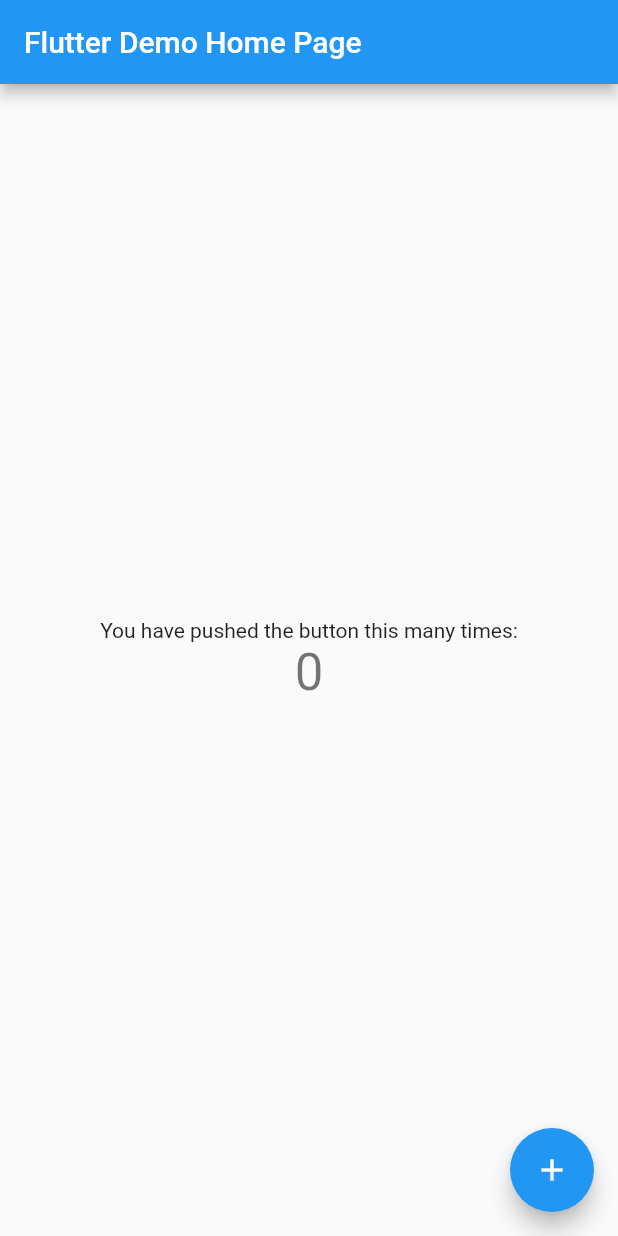
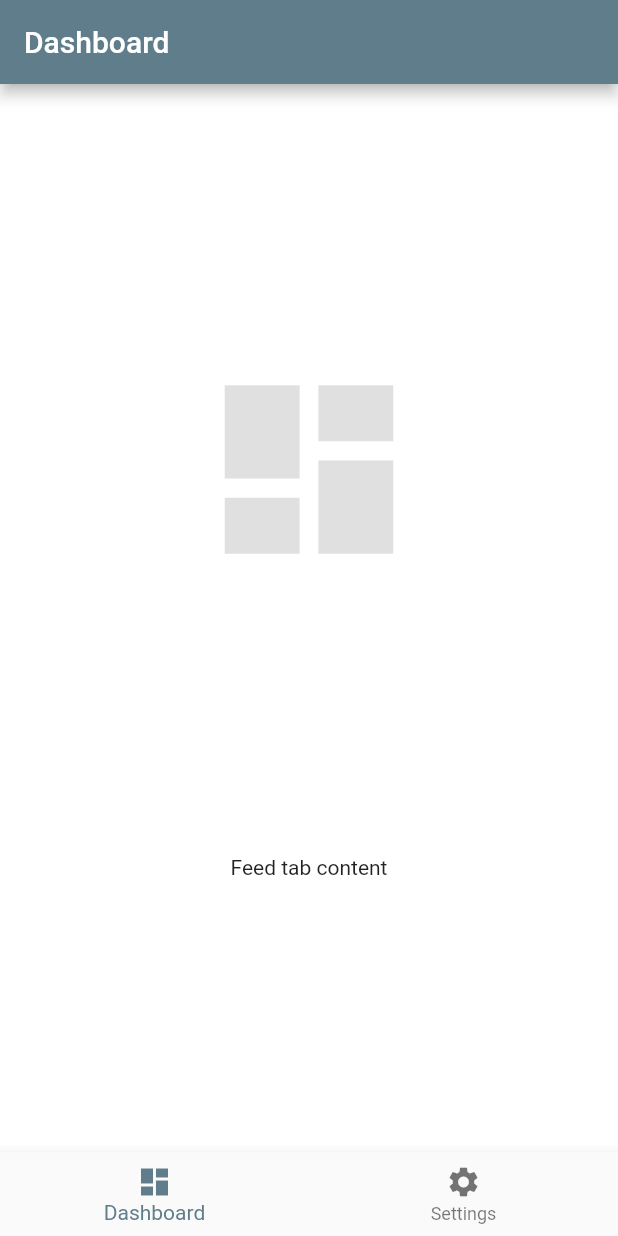
Before and after one commit to NehaDhanwani/KnowYourRights, a Flutter app: the screen it shows after launch, on a phone screen of 412 x 824 dp. Run offline on Flutter 3.47's test engine with Material 2 defaults, Android fonts, the phone set to English and light mode, and no system bars; our stand-ins replace google_sign_in.

Commit message:
Added bottom Tabs

```diff
--- a/Source/App/know_your_rights/lib/main.dart
+++ b/Source/App/know_your_rights/lib/main.dart
@@ -1,109 +1,120 @@
 import 'package:flutter/material.dart';
+import 'package:flutter/cupertino.dart';
+import './tabs/feed.dart' as _firstTab;
+import './tabs/profile.dart' as _secondTab;
 
-void main() => runApp(new MyApp());
+void main() => runApp(new MaterialApp(
+  title: 'Flutter Starter',
+  theme: new ThemeData(
+      primarySwatch: Colors.blueGrey,
+      scaffoldBackgroundColor: Colors.white,
+      primaryColor: Colors.blueGrey, backgroundColor: Colors.white
+  ),
+  home: new Tabs(),
+));
 
-class MyApp extends StatelessWidget {
-  // This widget is the root of your application.
+class Tabs extends StatefulWidget {
   @override
-  Widget build(BuildContext context) {
-    return new MaterialApp(
-      title: 'Flutter Demo',
-      theme: new ThemeData(
-        // This is the theme of your application.
-        //
-        // Try running your application with "flutter run". You'll see the
-        // application has a blue toolbar. Then, without quitting the app, try
-        // changing the primarySwatch below to Colors.green and then invoke
-        // "hot reload" (press "r" in the console where you ran "flutter run",
-        // or press Run > Flutter Hot Reload in IntelliJ). Notice that the
-        // counter didn't reset back to zero; the application is not restarted.
-        primarySwatch: Colors.blue,
+  TabsState createState() => new TabsState();
+}
+
+class TabsState extends State<Tabs> {
+
+  PageController _tabController;
+
+  var _title_app = null;
+  int _tab = 0;
+
+  @override
+  void initState() {
+    super.initState();
+    _tabController = new PageController();
+    this._title_app = TabItems[0].title;
+  }
+
+  @override
+  void dispose(){
+    super.dispose();
+    _tabController.dispose();
+  }
+
+  @override
+  Widget build (BuildContext context) => new Scaffold(
+
+    //App Bar
+      appBar: new AppBar(
+        title: new Text(
+          _title_app,
+          style: new TextStyle(
+            fontSize: Theme.of(context).platform == TargetPlatform.iOS ? 17.0 : 20.0,
+          ),
+        ),
+        elevation: Theme.of(context).platform == TargetPlatform.iOS ? 0.0 : 4.0,
       ),
-      home: new MyHomePage(title: 'Flutter Demo Home Page'),
-    );
+
+      //Content of tabs
+      body: new PageView(
+        controller: _tabController,
+        onPageChanged: onTabChanged,
+        children: <Widget>[
+          new _firstTab.Feed(),
+          new _secondTab.Profile(),
+        ],
+      ),
+
+      //Tabs
+      bottomNavigationBar: Theme.of(context).platform == TargetPlatform.iOS ?
+      new CupertinoTabBar(
+        activeColor: Colors.blueGrey,
+        currentIndex: _tab,
+        onTap: onTap,
+        items: TabItems.map((TabItem) {
+          return new BottomNavigationBarItem(
+            title: new Text(TabItem.title),
+            icon: new Icon(TabItem.icon),
+          );
+        }).toList(),
+      ):
+      new BottomNavigationBar(
+        currentIndex: _tab,
+        onTap: onTap,
+        items: TabItems.map((TabItem) {
+          return new BottomNavigationBarItem(
+            title: new Text(TabItem.title),
+            icon: new Icon(TabItem.icon),
+          );
+        }).toList(),
+      ),
+  );
+
+  void onTap(int tab){
+    _tabController.jumpToPage(tab);
+  }
+
+  void onTabChanged(int tab) {
+    setState((){
+      this._tab = tab;
+    });
+
+    switch (tab) {
+      case 0:
+        this._title_app = TabItems[0].title;
+        break;
+
+      case 1:
+        this._title_app = TabItems[1].title;
+        break;
+    }
   }
 }
 
-class MyHomePage extends StatefulWidget {
-  MyHomePage({Key key, this.title}) : super(key: key);
-
-  // This widget is the home page of your application. It is stateful, meaning
-  // that it has a State object (defined below) that contains fields that affect
-  // how it looks.
-
-  // This class is the configuration for the state. It holds the values (in this
-  // case the title) provided by the parent (in this case the App widget) and
-  // used by the build method of the State. Fields in a Widget subclass are
-  // always marked "final".
-
+class TabItem {
+  const TabItem({ this.title, this.icon });
   final String title;
-
-  @override
-  _MyHomePageState createState() => new _MyHomePageState();
+  final IconData icon;
 }
 
-class _MyHomePageState extends State<MyHomePage> {
-  int _counter = 0;
-
-  void _incrementCounter() {
-    setState(() {
-      // This call to setState tells the Flutter framework that something has
-      // changed in this State, which causes it to rerun the build method below
-      // so that the display can reflect the updated values. If we changed
-      // _counter without calling setState(), then the build method would not be
-      // called again, and so nothing would appear to happen.
-      _counter++;
-    });
-  }
-
-  @override
-  Widget build(BuildContext context) {
-    // This method is rerun every time setState is called, for instance as done
-    // by the _incrementCounter method above.
-    //
-    // The Flutter framework has been optimized to make rerunning build methods
-    // fast, so that you can just rebuild anything that needs updating rather
-    // than having to individually change instances of widgets.
-    return new Scaffold(
-      appBar: new AppBar(
-        // Here we take the value from the MyHomePage object that was created by
-        // the App.build method, and use it to set our appbar title.
-        title: new Text(widget.title),
-      ),
-      body: new Center(
-        // Center is a layout widget. It takes a single child and positions it
-        // in the middle of the parent.
-        child: new Column(
-          // Column is also layout widget. It takes a list of children and
-          // arranges them vertically. By default, it sizes itself to fit its
-          // children horizontally, and tries to be as tall as its parent.
-          //
-          // Invoke "debug paint" (press "p" in the console where you ran
-          // "flutter run", or select "Toggle Debug Paint" from the Flutter tool
-          // window in IntelliJ) to see the wireframe for each widget.
-          //
-          // Column has various properties to control how it sizes itself and
-          // how it positions its children. Here we use mainAxisAlignment to
-          // center the children vertically; the main axis here is the vertical
-          // axis because Columns are vertical (the cross axis would be
-          // horizontal).
-          mainAxisAlignment: MainAxisAlignment.center,
-          children: <Widget>[
-            new Text(
-              'You have pushed the button this many times:',
-            ),
-            new Text(
-              '$_counter',
-              style: Theme.of(context).textTheme.display1,
-            ),
-          ],
-        ),
-      ),
-      floatingActionButton: new FloatingActionButton(
-        onPressed: _incrementCounter,
-        tooltip: 'Increment',
-        child: new Icon(Icons.add),
-      ), // This trailing comma makes auto-formatting nicer for build methods.
-    );
-  }
-}
+const List<TabItem> TabItems = const <TabItem>[
+  const TabItem(title: 'Dashboard', icon: Icons.dashboard),
+  const TabItem(title: 'Settings', icon: Icons.settings)
+];
--- /dev/null
+++ b/Source/App/know_your_rights/lib/tabs/feed.dart
@@ -0,0 +1,19 @@
+import 'package:flutter/material.dart';
+
+class Feed extends StatelessWidget {
+  @override
+  Widget build(BuildContext context) => new Container(
+    child: new Column(
+        crossAxisAlignment: CrossAxisAlignment.center,
+        mainAxisAlignment: MainAxisAlignment.spaceEvenly,
+        children: <Widget>[
+          new Icon(
+              Icons.dashboard,
+              size: 150.0,
+              color: Colors.black12
+          ),
+          new Text('Feed tab content')
+        ]
+    ),
+  );
+}
--- a/Source/App/know_your_rights/pubspec.yaml
+++ b/Source/App/know_your_rights/pubspec.yaml
@@ -4,6 +4,7 @@ description: A new Flutter application.
 dependencies:
   flutter:
     sdk: flutter
+  google_sign_in: "^2.1.0"
 
   # The following adds the Cupertino Icons font to your application.
   # Use with the CupertinoIcons class for iOS style icons.
```
Also changed, not shown: Source/App/know_your_rights/lib/signin.dart (added, +153 -0 lines), Source/App/know_your_rights/lib/tabs/profile.dart (added, +19 -0 lines), Source/App/know_your_rights/pubspec.lock, 15 other files.
